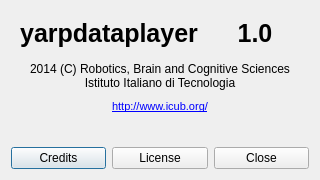
Above: src/yarpdataplayer/include/UI/aboutdlg.ui from robotology/yarp before the change. Below: the same form after it.
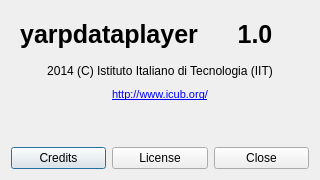
That is the form after the change.

```diff
--- a/src/yarpdataplayer/include/UI/aboutdlg.ui
+++ b/src/yarpdataplayer/include/UI/aboutdlg.ui
@@ -72,8 +72,7 @@
    <item>
     <widget class="QLabel" name="copyright">
      <property name="text">
-      <string>2014 (C) Robotics, Brain and Cognitive Sciences
-Istituto Italiano di Tecnologia</string>
+      <string>2014 (C) Istituto Italiano di Tecnologia (IIT)</string>
      </property>
      <property name="alignment">
       <set>Qt::AlignCenter</set>
```
